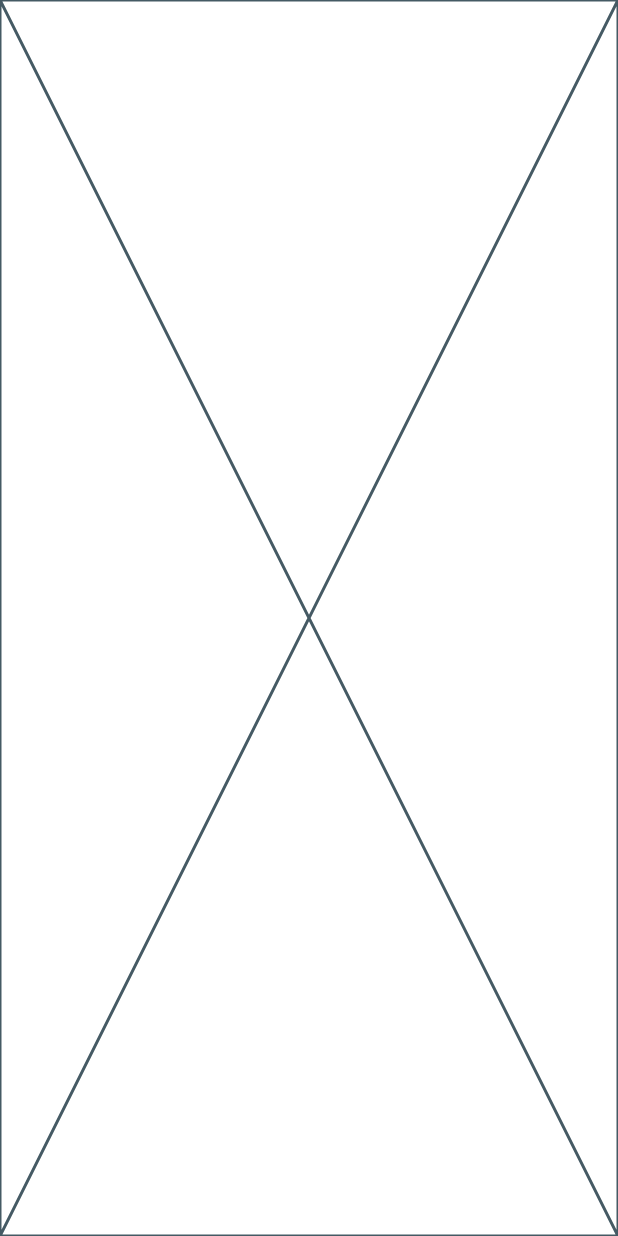
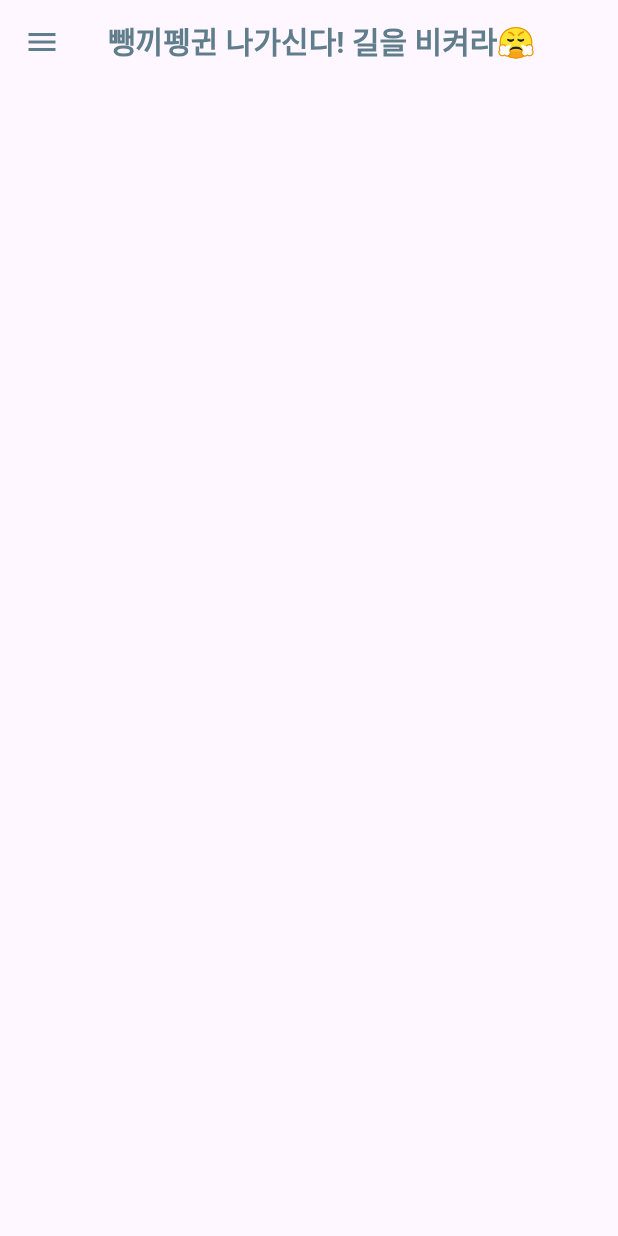
Before and after one commit to Daco2020/toy-flutter-business-card, a Flutter app: the screen it shows after launch, on a phone screen of 412 x 824 dp. Run offline on Flutter 3.47's test engine with Material 3 defaults, Android fonts, the phone set to English and light mode, and no system bars.

Commit message:
feat: main_screen appbar 구현

```diff
--- a/lib/main_screen.dart
+++ b/lib/main_screen.dart
@@ -10,6 +10,17 @@ class MainScreen extends StatefulWidget {
 class _MainScreenState extends State<MainScreen> {
   @override
   Widget build(BuildContext context) {
-    return const Placeholder();
+    return Scaffold(
+      appBar: AppBar(
+        leading: const Icon(Icons.menu, color: Colors.blueGrey),
+        title: const Text(
+          '뺑끼펭귄 나가신다! 길을 비켜라😤',
+          style: TextStyle(
+              color: Colors.blueGrey,
+              fontSize: 20,
+              fontWeight: FontWeight.bold),
+        ),
+      ),
+    );
   }
 }
```
